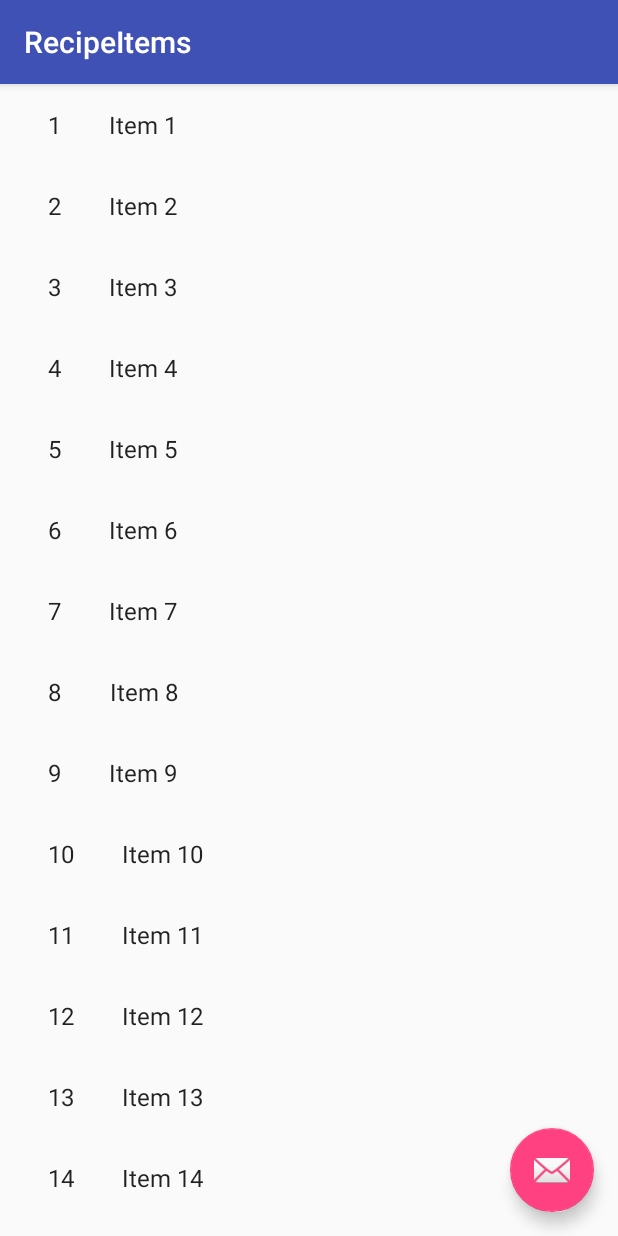
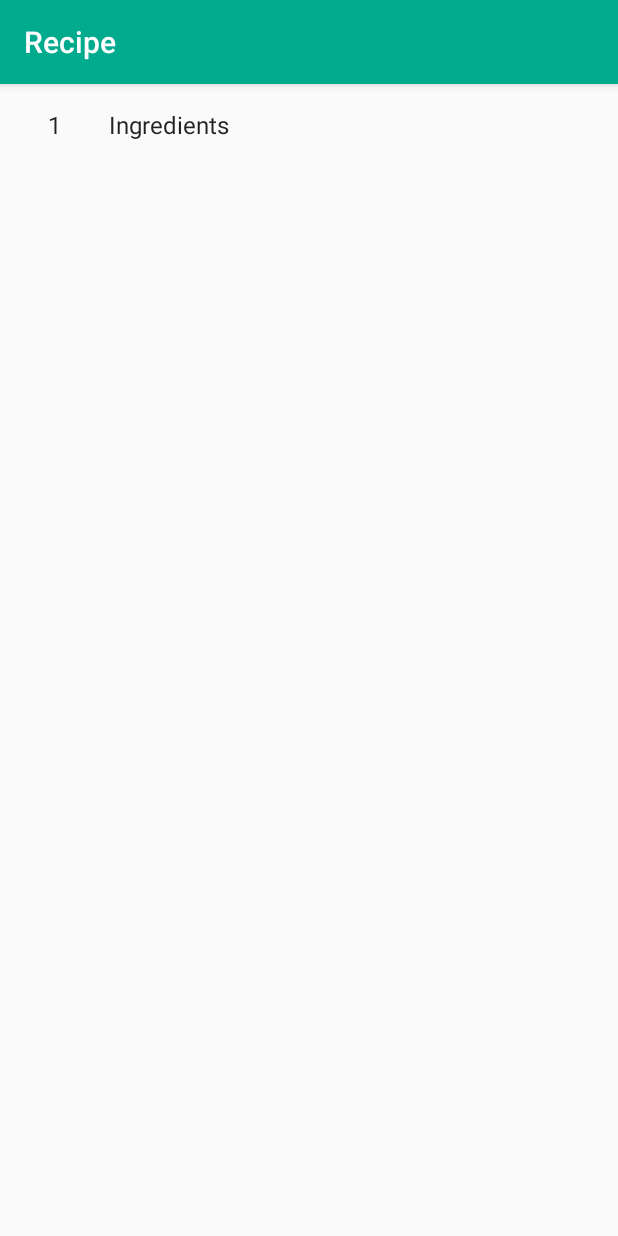
Before and after one commit to dilipkumar4813/Android-Baking-App, an Android app: the RecipeInstructionsListActivity screen opened directly, with no data from a screen before it, on a phone screen of 412 x 824 dp. Run offline under Robolectric (Android 15) with nearby library versions, the phone set to English and light mode, and no system bars; our stand-ins replace ButterKnife.

Commit message:
Adapter for instructions Added title for the instructions list Glide for listview for recipes Settings the dimenions in dimens xml Structuring the files

```diff
--- /dev/null
+++ b/app/src/main/java/iamdilipkumar/com/udacitybaking/adapters/RecipesInstructionsAdapter.java
@@ -0,0 +1,87 @@
+package iamdilipkumar.com.udacitybaking.adapters;
+
+import android.support.v7.widget.RecyclerView;
+import android.view.LayoutInflater;
+import android.view.View;
+import android.view.ViewGroup;
+import android.widget.TextView;
+
+import java.util.ArrayList;
+
+import butterknife.BindView;
+import butterknife.ButterKnife;
+import iamdilipkumar.com.udacitybaking.R;
+import iamdilipkumar.com.udacitybaking.models.Step;
+
+/**
+ * Created on 21/05/17.
+ *
+ * @author dilipkumar4813
+ * @version 1.0
+ */
+
+public class RecipesInstructionsAdapter extends RecyclerView.Adapter<RecipesInstructionsAdapter.InstructionsViewHolder> {
+
+    private OnInstructionsClick mOnInstructionsClick;
+    private ArrayList<Step> mSteps = new ArrayList<>();
+
+    public interface OnInstructionsClick {
+        void instructionClick(int position);
+    }
+
+    public RecipesInstructionsAdapter(ArrayList<Step> items, OnInstructionsClick onInstructionsClick) {
+        mSteps = items;
+        mOnInstructionsClick = onInstructionsClick;
+    }
+
+    @Override
+    public InstructionsViewHolder onCreateViewHolder(ViewGroup parent, int viewType) {
+        View view = LayoutInflater.from(parent.getContext())
+                .inflate(R.layout.recipeitem_list_content, parent, false);
+        return new InstructionsViewHolder(view);
+    }
+
+    @Override
+    public void onBindViewHolder(final InstructionsViewHolder holder, int position) {
+        holder.mIdView.setText(String.valueOf(mSteps.get(position).getId()+2));
+        holder.mContentView.setText(mSteps.get(position).getShortDescription());
+    }
+
+    @Override
+    public int getItemCount() {
+        return mSteps.size();
+    }
+
+    class InstructionsViewHolder extends RecyclerView.ViewHolder implements View.OnClickListener {
+        @BindView(R.id.id)
+        TextView mIdView;
+
+        @BindView(R.id.content)
+        TextView mContentView;
+
+        View mView;
+
+        InstructionsViewHolder(View view) {
+            super(view);
+
+            ButterKnife.bind(this,view);
+
+            mView = view;
+            mView.setOnClickListener(this);
+
+            mIdView = (TextView) view.findViewById(R.id.id);
+            mContentView = (TextView) view.findViewById(R.id.content);
+        }
+
+        @Override
+        public String toString() {
+            return super.toString() + " '" + mContentView.getText() + "'";
+        }
+
+        @Override
+        public void onClick(View v) {
+            int clickedPosition = getAdapterPosition();
+            mOnInstructionsClick.instructionClick(clickedPosition);
+        }
+    }
+}
--- a/app/src/main/java/iamdilipkumar/com/udacitybaking/ui/activities/RecipeInstructionsListActivity.java
+++ b/app/src/main/java/iamdilipkumar/com/udacitybaking/ui/activities/RecipeInstructionsListActivity.java
@@ -1,25 +1,24 @@
 package iamdilipkumar.com.udacitybaking.ui.activities;
 
-import android.content.Context;
 import android.content.Intent;
+import android.database.Cursor;
 import android.os.Bundle;
-import android.support.annotation.NonNull;
 import android.support.v7.app.AppCompatActivity;
 import android.support.v7.widget.RecyclerView;
 import android.support.v7.widget.Toolbar;
-import android.support.design.widget.FloatingActionButton;
-import android.support.design.widget.Snackbar;
-import android.view.LayoutInflater;
-import android.view.View;
-import android.view.ViewGroup;
-import android.widget.TextView;
+import android.util.Log;
 
-
+import butterknife.BindView;
+import butterknife.ButterKnife;
 import iamdilipkumar.com.udacitybaking.R;
-import iamdilipkumar.com.udacitybaking.dummy.DummyContent;
+import iamdilipkumar.com.udacitybaking.adapters.RecipesInstructionsAdapter;
+import iamdilipkumar.com.udacitybaking.data.BakingProvider;
+import iamdilipkumar.com.udacitybaking.data.StepsColumns;
+import iamdilipkumar.com.udacitybaking.models.Step;
 import iamdilipkumar.com.udacitybaking.ui.fragments.RecipeInstructionDetailFragment;
 
-import java.util.List;
+import java.util.ArrayList;
+import java.util.Collections;
 
 /**
  * An activity representing a list of RecipeItems. This activity
@@ -29,35 +28,83 @@ import java.util.List;
  * item details. On tablets, the activity presents the list of items and
  * item details side-by-side using two vertical panes.
  */
-public class RecipeInstructionsListActivity extends AppCompatActivity {
+public class RecipeInstructionsListActivity extends AppCompatActivity implements RecipesInstructionsAdapter.OnInstructionsClick {
 
-    /**
-     * Whether or not the activity is in two-pane mode, i.e. running on a tablet
-     * device.
-     */
     private boolean mTwoPane;
+    private ArrayList<Step> mSteps = new ArrayList<>();
+    private int mRecipeId;
+    RecipesInstructionsAdapter mAdapter;
+
+    public static final String INSTRUCTION_STEP = "instruction_step";
+
+    @BindView(R.id.recipeitem_list)
+    RecyclerView instructionsItems;
 
     @Override
     protected void onCreate(Bundle savedInstanceState) {
         super.onCreate(savedInstanceState);
         setContentView(R.layout.activity_recipe_instructions_list);
 
+        ButterKnife.bind(this);
+
         Toolbar toolbar = (Toolbar) findViewById(R.id.toolbar);
         setSupportActionBar(toolbar);
+
+        Bundle extras = getIntent().getExtras();
+        if (extras != null) {
+            if (extras.containsKey(RecipesActivity.RECIPE_NAME)) {
+                toolbar.setTitle(extras.getString(RecipesActivity.RECIPE_NAME));
+                Log.d("Recipe", extras.getString(RecipesActivity.RECIPE_NAME));
+            }
+
+            if (extras.containsKey(RecipesActivity.RECIPE_ID)) {
+                mRecipeId = extras.getInt(RecipesActivity.RECIPE_ID);
+                Cursor cursor = getContentResolver().query(BakingProvider.StepsTable.CONTENT_URI,
+                        null, StepsColumns.RECIPE_ID + "=" + mRecipeId, null, null);
+
+                if (cursor != null) {
+                    if (cursor.moveToFirst()) {
+                        do {
+                            //int stepId = cursor.getInt(cursor.getColumnIndex(StepsColumns._ID));
+                            //int recipeId = cursor.getInt(cursor.getColumnIndex(StepsColumns.RECIPE_ID));
+                            /*String longDescription = cursor.getString(cursor.getColumnIndex(StepsColumns.LONG_DESCRIPTION));
+                            String step = cursor.getString(cursor.getColumnIndex(StepsColumns.STEPS));
+                            String thumbnailUrl = cursor.getString(cursor.getColumnIndex(StepsColumns.THUMBNAIL_URL));
+                            String videoUrl = cursor.getString(cursor.getColumnIndex(StepsColumns.VIDEO_URL));*/
+                            String shortDescription = cursor.getString(cursor.getColumnIndex(StepsColumns.SHORT_DESCRIPTION));
+                            String step = cursor.getString(cursor.getColumnIndex(StepsColumns.STEPS));
+
+                            Step instruction = new Step();
+                            instruction.setShortDescription(shortDescription);
+                            instruction.setId(Integer.parseInt(step));
+                            /*instruction.setDescription(longDescription);
+                            instruction.setThumbnailURL(thumbnailUrl);
+                            instruction.setVideoURL(videoUrl);*/
+
+                            mSteps.add(instruction);
+
+                        } while (cursor.moveToNext());
+                    }
+                }
+
+                if (cursor != null) {
+                    cursor.close();
+                }
+            }
+        } else {
             toolbar.setTitle(getTitle());
+        }
 
-        FloatingActionButton fab = (FloatingActionButton) findViewById(R.id.fab);
-        fab.setOnClickListener(new View.OnClickListener() {
-            @Override
-            public void onClick(View view) {
-                Snackbar.make(view, "Replace with your own action", Snackbar.LENGTH_LONG)
-                        .setAction("Action", null).show();
-            }
-        });
+        Step instruction = new Step();
+        instruction.setShortDescription("Ingredients");
+        instruction.setId(-1);
+        mSteps.add(instruction);
 
-        View recyclerView = findViewById(R.id.recipeitem_list);
-        assert recyclerView != null;
-        setupRecyclerView((RecyclerView) recyclerView);
+        Collections.reverse(mSteps);
+
+        assert instructionsItems != null;
+        mAdapter = new RecipesInstructionsAdapter(mSteps, this);
+        instructionsItems.setAdapter(mAdapter);
 
         if (findViewById(R.id.recipeitem_detail_container) != null) {
             // The detail container view will be present only in the
@@ -68,76 +115,25 @@ public class RecipeInstructionsListActivity extends AppCompatActivity {
         }
     }
 
-    private void setupRecyclerView(@NonNull RecyclerView recyclerView) {
-        recyclerView.setAdapter(new SimpleItemRecyclerViewAdapter(DummyContent.ITEMS));
-    }
+    @Override
+    public void instructionClick(int position) {
 
-    public class SimpleItemRecyclerViewAdapter
-            extends RecyclerView.Adapter<SimpleItemRecyclerViewAdapter.ViewHolder> {
+        Step item = mSteps.get(position);
 
-        private final List<DummyContent.DummyItem> mValues;
-
-        public SimpleItemRecyclerViewAdapter(List<DummyContent.DummyItem> items) {
-            mValues = items;
-        }
-
-        @Override
-        public ViewHolder onCreateViewHolder(ViewGroup parent, int viewType) {
-            View view = LayoutInflater.from(parent.getContext())
-                    .inflate(R.layout.recipeitem_list_content, parent, false);
-            return new ViewHolder(view);
-        }
-
-        @Override
-        public void onBindViewHolder(final ViewHolder holder, int position) {
-            holder.mItem = mValues.get(position);
-            holder.mIdView.setText(mValues.get(position).id);
-            holder.mContentView.setText(mValues.get(position).content);
-
-            holder.mView.setOnClickListener(new View.OnClickListener() {
-                @Override
-                public void onClick(View v) {
         if (mTwoPane) {
             Bundle arguments = new Bundle();
-                        arguments.putString(RecipeInstructionDetailFragment.ARG_ITEM_ID, holder.mItem.id);
+            arguments.putString(RecipeInstructionDetailFragment.ARG_ITEM_ID, String.valueOf(item.getId()));
             RecipeInstructionDetailFragment fragment = new RecipeInstructionDetailFragment();
             fragment.setArguments(arguments);
             getSupportFragmentManager().beginTransaction()
                     .replace(R.id.recipeitem_detail_container, fragment)
                     .commit();
         } else {
-                        Context context = v.getContext();
-                        Intent intent = new Intent(context, RecipeInstructionDetailActivity.class);
-                        intent.putExtra(RecipeInstructionDetailFragment.ARG_ITEM_ID, holder.mItem.id);
-
-                        context.startActivity(intent);
-                    }
-                }
-            });
-        }
-
-        @Override
-        public int getItemCount() {
-            return mValues.size();
-        }
-
-        public class ViewHolder extends RecyclerView.ViewHolder {
-            public final View mView;
-            public final TextView mIdView;
-            public final TextView mContentView;
-            public DummyContent.DummyItem mItem;
-
-            public ViewHolder(View view) {
-                super(view);
-                mView = view;
-                mIdView = (TextView) view.findViewById(R.id.id);
-                mContentView = (TextView) view.findViewById(R.id.content);
-            }
-
-            @Override
-            public String toString() {
-                return super.toString() + " '" + mContentView.getText() + "'";
+            Intent intent = new Intent(this, RecipeInstructionDetailActivity.class);
+            intent.putExtra(RecipesActivity.RECIPE_ID, mRecipeId);
+            intent.putExtra(INSTRUCTION_STEP, position);
+            intent.putExtra(RecipeInstructionDetailFragment.ARG_ITEM_ID, String.valueOf(item.getId()));
+            startActivity(intent);
         }
     }
 }
-}
--- a/app/src/main/res/layout/activity_recipe_instructions_list.xml
+++ b/app/src/main/res/layout/activity_recipe_instructions_list.xml
@@ -30,13 +30,4 @@
         <include layout="@layout/recipe_instructions_list" />
     </FrameLayout>
 
-    <android.support.design.widget.FloatingActionButton
-        android:id="@+id/fab"
-        android:layout_width="wrap_content"
-        android:layout_height="wrap_content"
-        android:layout_gravity="bottom|end"
-        android:layout_margin="@dimen/fab_margin"
-        app:srcCompat="@android:drawable/ic_dialog_email" />
-
-
 </android.support.design.widget.CoordinatorLayout>
--- a/app/src/main/res/values/colors.xml
+++ b/app/src/main/res/values/colors.xml
@@ -1,6 +1,7 @@
 <?xml version="1.0" encoding="utf-8"?>
 <resources>
-    <color name="colorPrimary">#3F51B5</color>
-    <color name="colorPrimaryDark">#303F9F</color>
+    <color name="colorPrimary">#00AA8D</color>
+    <color name="colorPrimaryDark">#008975</color>
     <color name="colorAccent">#FF4081</color>
+    <color name="colorTransparentBlack">#AA000000</color>
 </resources>
--- a/app/src/main/res/values/dimens.xml
+++ b/app/src/main/res/values/dimens.xml
@@ -4,4 +4,8 @@
     <dimen name="app_bar_height">200dp</dimen>
     <dimen name="item_width">200dp</dimen>
     <dimen name="text_margin">16dp</dimen>
+    <dimen name="normal_margin">16dp</dimen>
+    <dimen name="spacing_between_grid_items">10dp</dimen>
+    <dimen name="recipe_item_text">22sp</dimen>
+    <dimen name="recipe_grid_container_height">150dp</dimen>
 </resources>
--- a/app/src/main/res/values/strings.xml
+++ b/app/src/main/res/values/strings.xml
@@ -1,9 +1,9 @@
 <resources>
     <string name="app_name">Udacity Baking</string>
-    <string name="title_recipeitem_list">RecipeItems</string>
+    <string name="title_recipeitem_list">Recipe</string>
     <string name="title_recipeitem_detail">RecipeItem Detail</string>
 
-    <string name="mime_type" translatable="false">text</string>
+    <string name="mime_type" translatable="false">text/plain</string>
     <string name="share_title">Share recipes</string>
     <string name="share_content">Recipes your best way to relax yourself</string>
     <string name="share">Share</string>
```
Also changed, not shown: app/src/main/java/iamdilipkumar/com/udacitybaking/adapters/RecipesAdapter.java (+30 -0 lines), app/src/main/java/iamdilipkumar/com/udacitybaking/ui/activities/RecipesActivity.java (+35 -18 lines), app/src/main/res/layout-sw600dp/activity_recipes.xml (+19 -1 lines), app/src/main/res/layout/activity_recipes.xml (+17 -3 lines), app/src/main/res/layout/item_recipe.xml (+12 -8 lines). Lines whose indentation alone changed are shown as unchanged.
